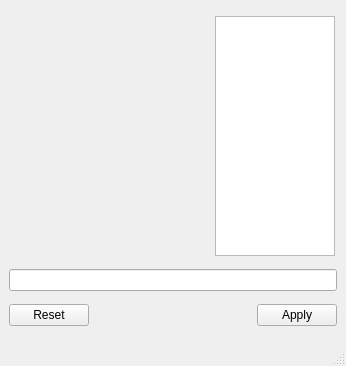
Above: wordlehelpermainwindow.ui from wmplotz/wordlehelper before the change. Below: the same form after it.
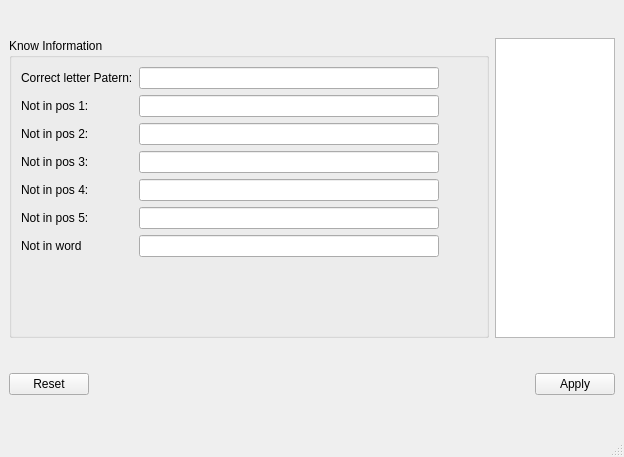
That is the form after the change.

```diff
--- a/wordlehelpermainwindow.ui
+++ b/wordlehelpermainwindow.ui
@@ -6,8 +6,8 @@
    <rect>
     <x>0</x>
     <y>0</y>
-    <width>346</width>
-    <height>366</height>
+    <width>624</width>
+    <height>457</height>
    </rect>
   </property>
   <property name="windowTitle">
@@ -18,19 +18,137 @@
     <item>
      <layout class="QHBoxLayout" name="horizontalLayout">
       <item>
-       <widget class="QWidget" name="widget" native="true">
-        <property name="minimumSize">
-         <size>
-          <width>200</width>
-          <height>240</height>
-         </size>
+       <widget class="QGroupBox" name="groupBox">
+        <property name="title">
+         <string>Know Information</string>
         </property>
-        <property name="maximumSize">
-         <size>
-          <width>200</width>
-          <height>240</height>
-         </size>
-        </property>
+        <layout class="QFormLayout" name="formLayout">
+         <item row="0" column="0">
+          <widget class="QLabel" name="label_7">
+           <property name="text">
+            <string>Correct letter Patern:</string>
+           </property>
+          </widget>
+         </item>
+         <item row="2" column="0">
+          <widget class="QLabel" name="label">
+           <property name="text">
+            <string>Not in pos 1:</string>
+           </property>
+          </widget>
+         </item>
+         <item row="6" column="0">
+          <widget class="QLabel" name="label_2">
+           <property name="text">
+            <string>Not in pos 2:</string>
+           </property>
+          </widget>
+         </item>
+         <item row="8" column="0">
+          <widget class="QLabel" name="label_3">
+           <property name="text">
+            <string>Not in pos 3:</string>
+           </property>
+          </widget>
+         </item>
+         <item row="10" column="0">
+          <widget class="QLabel" name="label_4">
+           <property name="text">
+            <string>Not in pos 4:</string>
+           </property>
+          </widget>
+         </item>
+         <item row="10" column="1">
+          <widget class="QLineEdit" name="not_in_4">
+           <property name="maximumSize">
+            <size>
+             <width>300</width>
+             <height>16777215</height>
+            </size>
+           </property>
+          </widget>
+         </item>
+         <item row="12" column="0">
+          <widget class="QLabel" name="label_5">
+           <property name="text">
+            <string>Not in pos 5:</string>
+           </property>
+          </widget>
+         </item>
+         <item row="14" column="0">
+          <widget class="QLabel" name="label_6">
+           <property name="text">
+            <string>Not in word</string>
+           </property>
+          </widget>
+         </item>
+         <item row="14" column="1">
+          <widget class="QLineEdit" name="not_in_word">
+           <property name="minimumSize">
+            <size>
+             <width>300</width>
+             <height>0</height>
+            </size>
+           </property>
+           <property name="maximumSize">
+            <size>
+             <width>300</width>
+             <height>16777215</height>
+            </size>
+           </property>
+          </widget>
+         </item>
+         <item row="0" column="1">
+          <widget class="QLineEdit" name="correctLetters">
+           <property name="maximumSize">
+            <size>
+             <width>300</width>
+             <height>16777215</height>
+            </size>
+           </property>
+          </widget>
+         </item>
+         <item row="2" column="1">
+          <widget class="QLineEdit" name="not_in_1">
+           <property name="maximumSize">
+            <size>
+             <width>300</width>
+             <height>16777215</height>
+            </size>
+           </property>
+          </widget>
+         </item>
+         <item row="6" column="1">
+          <widget class="QLineEdit" name="not_in_2">
+           <property name="maximumSize">
+            <size>
+             <width>300</width>
+             <height>16777215</height>
+            </size>
+           </property>
+          </widget>
+         </item>
+         <item row="8" column="1">
+          <widget class="QLineEdit" name="not_in_3">
+           <property name="maximumSize">
+            <size>
+             <width>300</width>
+             <height>16777215</height>
+            </size>
+           </property>
+          </widget>
+         </item>
+         <item row="12" column="1">
+          <widget class="QLineEdit" name="not_in_5">
+           <property name="maximumSize">
+            <size>
+             <width>300</width>
+             <height>16777215</height>
+            </size>
+           </property>
+          </widget>
+         </item>
+        </layout>
        </widget>
       </item>
       <item>
@@ -44,16 +162,13 @@
         <property name="maximumSize">
          <size>
           <width>120</width>
-          <height>240</height>
+          <height>300</height>
          </size>
         </property>
        </widget>
       </item>
      </layout>
     </item>
-    <item>
-     <widget class="QLineEdit" name="letterDesc"/>
-    </item>
     <item>
      <layout class="QHBoxLayout" name="horizontalLayout_2">
       <item>
```
Left out of the diff: 4 changed lines with no effect on the pictures.
